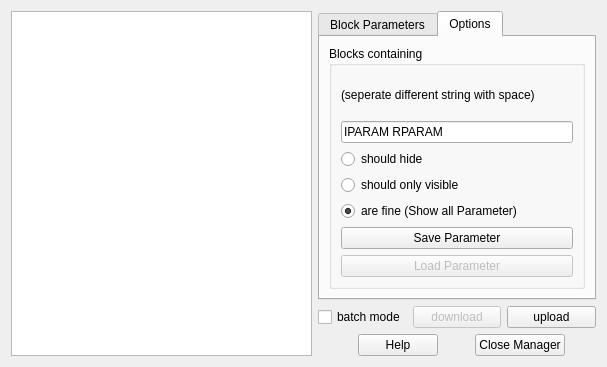
Before: the Qt Designer form src/qrl_parameters_manager.ui in fcuzzocrea/QRTAILab, drawn with Qt 5.
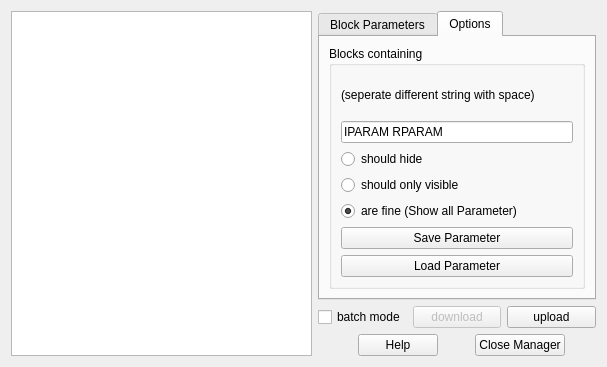
After: the same form once the commit is applied. The open tabs and pages were chosen to show the change. Icons and pictures are not drawn.

Patch:
```diff
--- a/src/qrl_parameters_manager.ui
+++ b/src/qrl_parameters_manager.ui
@@ -184,10 +184,10 @@
             </property>
            </widget>
           </item>
-          <item row="6" column="0" >
-           <widget class="QPushButton" name="loadPushButton" >
-            <property name="enabled" >
-             <bool>false</bool>
+          <item row="6" column="0">
+           <widget class="QPushButton" name="loadPushButton">
+            <property name="enabled">
+             <bool>true</bool>
             </property>
             <property name="text" >
              <string>Load Parameter</string>
```
Left out of the diff: 151 changed lines with no effect on the pictures.
